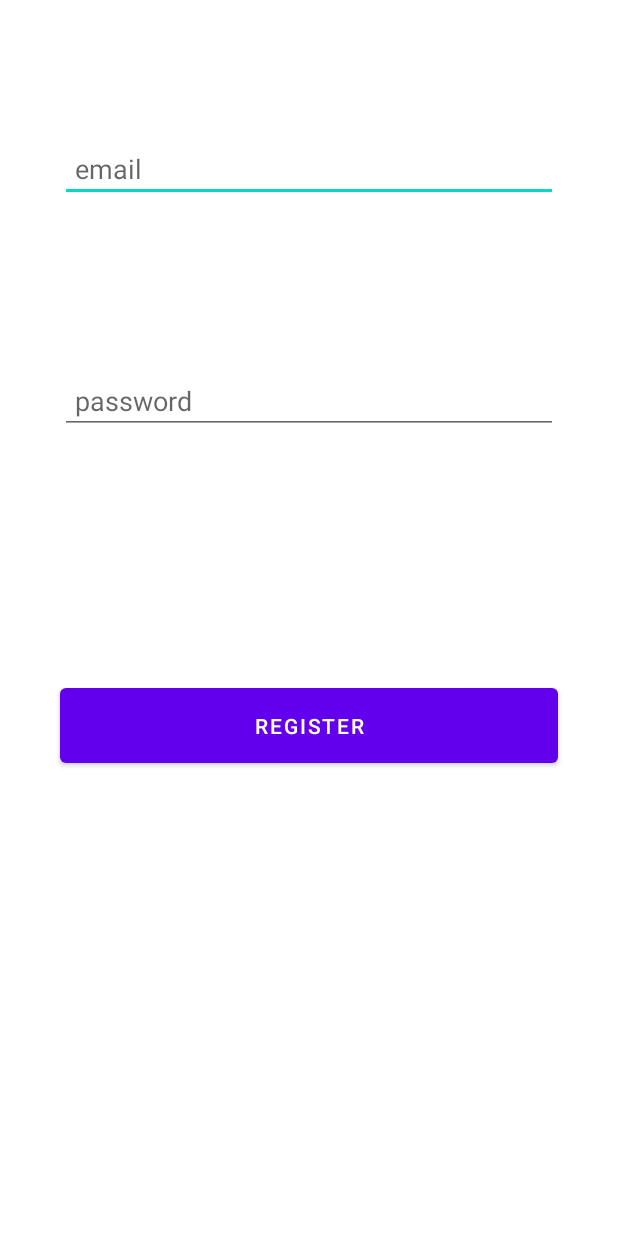
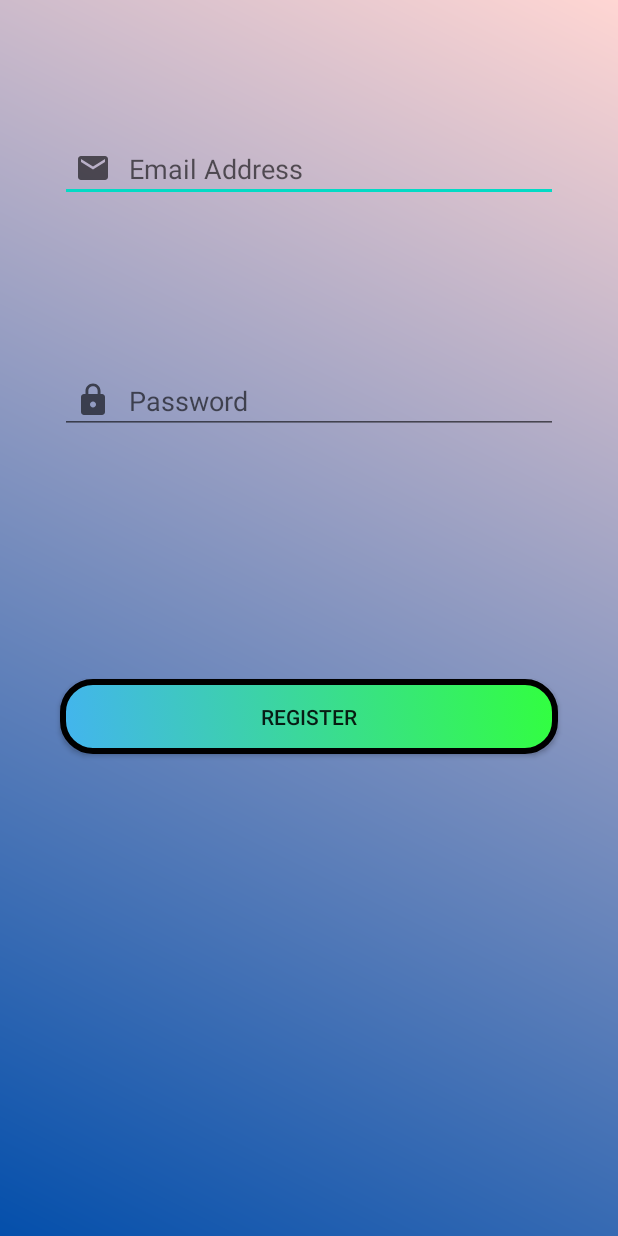
Before and after one commit to Mateusz-Gorniak/Audiogram2_0, an Android app: the screen it shows after launch (RegisterActivity), after a tap on "REGISTER", on a phone screen of 412 x 824 dp. Run offline under Robolectric (Android 15) with nearby library versions, the phone set to English and light mode, and no system bars; our stand-ins replace Firebase (no records; nobody signed in at launch, a user with empty details on screens opened directly); 1 other tap on this screen came first.

Commit message:
Adding bg_gradients, icons, shapes

```diff
--- a/app/src/main/java/pl/gorniak/audiogram2_0/StartActivity.java
+++ b/app/src/main/java/pl/gorniak/audiogram2_0/StartActivity.java
@@ -1,8 +1,10 @@
 package pl.gorniak.audiogram2_0;
 
 import androidx.appcompat.app.AppCompatActivity;
+import androidx.constraintlayout.widget.ConstraintLayout;
 
 import android.content.Intent;
+import android.graphics.drawable.AnimationDrawable;
 import android.os.Bundle;
 import android.view.View;
 
@@ -13,6 +15,11 @@ public class StartActivity extends AppCompatActivity {
         super.onCreate(savedInstanceState);
         setContentView(R.layout.activity_start);
 
+        ConstraintLayout constraintLayout = findViewById(R.id.layout);
+        AnimationDrawable animationDrawable = (AnimationDrawable) constraintLayout.getBackground();
+        animationDrawable.setEnterFadeDuration(2000);
+        animationDrawable.setExitFadeDuration(4000);
+        animationDrawable.start();
 
     }
     public void onClickRegisterButton(View view) {
--- /dev/null
+++ b/app/src/main/res/drawable/background_gradient1.xml
@@ -0,0 +1,7 @@
+<?xml version="1.0" encoding="utf-8"?>
+<shape xmlns:android="http://schemas.android.com/apk/res/android">
+    <gradient
+        android:angle="225"
+        android:endColor="#044fab"
+        android:startColor="#ffd6d3" />
+</shape>
--- /dev/null
+++ b/app/src/main/res/drawable/btn_shape.xml
@@ -0,0 +1,17 @@
+<?xml version="1.0" encoding="utf-8"?>
+<selector xmlns:android="http://schemas.android.com/apk/res/android">
+
+
+    <item>
+        <shape android:shape="rectangle">
+            <gradient android:angle="225"
+                android:endColor="#43b4ef"
+                android:startColor="#32ff3f"
+                />
+            <corners android:radius="20dp" />
+            <stroke android:width="4dp"/>
+
+        </shape>
+
+    </item>
+</selector>
--- /dev/null
+++ b/app/src/main/res/drawable/ic_email.xml
@@ -0,0 +1,10 @@
+<vector xmlns:android="http://schemas.android.com/apk/res/android"
+    android:width="24dp"
+    android:height="24dp"
+    android:viewportWidth="24"
+    android:viewportHeight="24"
+    android:tint="?attr/colorControlNormal">
+  <path
+      android:fillColor="@android:color/darker_gray"
+      android:pathData="M20,4L4,4c-1.1,0 -1.99,0.9 -1.99,2L2,18c0,1.1 0.9,2 2,2h16c1.1,0 2,-0.9 2,-2L22,6c0,-1.1 -0.9,-2 -2,-2zM20,8l-8,5 -8,-5L4,6l8,5 8,-5v2z"/>
+</vector>
--- /dev/null
+++ b/app/src/main/res/drawable/ic_lock.xml
@@ -0,0 +1,10 @@
+<vector xmlns:android="http://schemas.android.com/apk/res/android"
+    android:width="24dp"
+    android:height="24dp"
+    android:viewportWidth="24"
+    android:viewportHeight="24"
+    android:tint="?attr/colorControlNormal">
+  <path
+      android:fillColor="@android:color/darker_gray"
+      android:pathData="M18,8h-1L17,6c0,-2.76 -2.24,-5 -5,-5S7,3.24 7,6v2L6,8c-1.1,0 -2,0.9 -2,2v10c0,1.1 0.9,2 2,2h12c1.1,0 2,-0.9 2,-2L20,10c0,-1.1 -0.9,-2 -2,-2zM12,17c-1.1,0 -2,-0.9 -2,-2s0.9,-2 2,-2 2,0.9 2,2 -0.9,2 -2,2zM15.1,8L8.9,8L8.9,6c0,-1.71 1.39,-3.1 3.1,-3.1 1.71,0 3.1,1.39 3.1,3.1v2z"/>
+</vector>
--- a/app/src/main/res/layout/activity_register.xml
+++ b/app/src/main/res/layout/activity_register.xml
@@ -4,7 +4,9 @@
     xmlns:tools="http://schemas.android.com/tools"
     android:layout_width="match_parent"
     android:layout_height="match_parent"
-    tools:context=".RegisterActivity">
+    tools:context=".RegisterActivity"
+    android:background="@drawable/background_gradient1"
+    >
 
     <EditText
         android:id="@+id/email"
@@ -13,8 +15,11 @@
         android:layout_marginLeft="40dp"
         android:layout_marginTop="90dp"
         android:layout_marginRight="40dp"
-        android:hint="email"
-        android:padding="10dp" />
+        android:hint="Email Address"
+        android:padding="10dp"
+        android:drawableStart="@drawable/ic_email"
+        android:drawablePadding="12dp"
+        />
 
     <EditText
         android:id="@+id/password"
@@ -25,11 +30,14 @@
         android:layout_marginLeft="40dp"
         android:layout_marginTop="110dp"
         android:layout_marginRight="40dp"
-        android:hint="password"
+        android:hint="Password"
         android:password="true"
-        android:padding="10dp" />
+        android:padding="10dp"
+        android:drawableStart="@drawable/ic_lock"
+        android:drawablePadding="12dp"
+        />
 
-    <Button
+    <androidx.appcompat.widget.AppCompatButton
         android:id="@+id/Register"
         android:layout_width="match_parent"
         android:layout_height="wrap_content"
@@ -39,7 +47,9 @@
         android:layout_marginLeft="40dp"
         android:layout_marginRight="40dp"
         android:padding="15dp"
-        android:text="Register" />
+        android:text="Register"
+        android:background="@drawable/btn_shape"
+        android:foreground="?attr/selectableItemBackgroundBorderless"/>
 
 
 </RelativeLayout>
--- a/app/src/main/res/values/themes.xml
+++ b/app/src/main/res/values/themes.xml
@@ -3,7 +3,7 @@
     <style name="Theme.Audiogram2_0" parent="Theme.MaterialComponents.DayNight.NoActionBar">
         <!-- Primary brand color. -->
         <item name="colorPrimary">@color/purple_500</item>
-        <item name="colorPrimaryVariant">@color/purple_700</item>
+        <item name="colorPrimaryVariant">@color/teal_200</item>
         <item name="colorOnPrimary">@color/white</item>
         <!-- Secondary brand color. -->
         <item name="colorSecondary">@color/teal_200</item>
```
Also changed, not shown: app/src/main/res/drawable/background_gradient2.xml (added, +7 -0 lines), app/src/main/res/drawable/background_gradient3.xml (added, +7 -0 lines), app/src/main/res/drawable/btn_shape2.xml (added, +15 -0 lines), app/src/main/res/drawable/gradient_animation.xml (added, +13 -0 lines), app/src/main/res/layout/activity_login.xml (+16 -6 lines), app/src/main/res/layout/activity_main.xml (+6 -2 lines), app/src/main/res/layout/activity_start.xml (+8 -2 lines), app/src/main/res/values/colors.xml (+10 -0 lines), app/src/main/res/values/strings.xml (+20 -2 lines).
